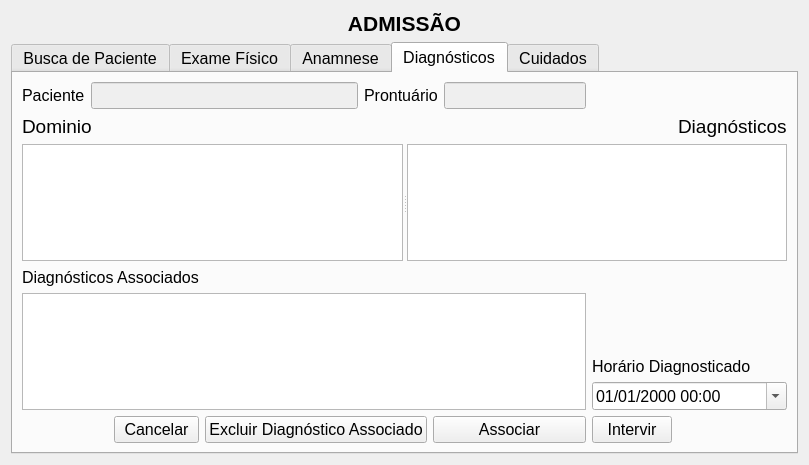
Before: the Qt Designer form GUI/intake.ui in LCapanelli/RP3, drawn with Qt 5.
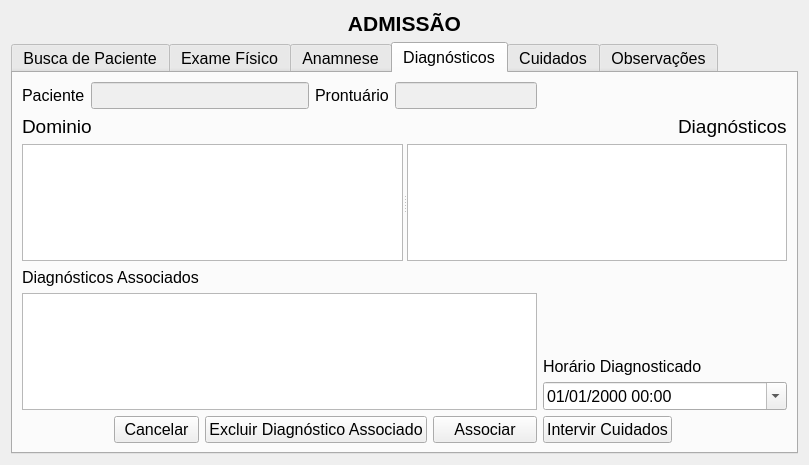
After: the same form once the commit is applied.

What changed in the file:
```diff
--- a/GUI/intake.ui
+++ b/GUI/intake.ui
@@ -602,7 +602,7 @@
        <item row="5" column="3">
         <widget class="QPushButton" name="pb_InterventionOK">
          <property name="text">
-          <string>Intervir</string>
+          <string>Intervir Cuidados</string>
          </property>
         </widget>
        </item>
@@ -813,6 +813,11 @@
        </item>
       </layout>
      </widget>
+     <widget class="QWidget" name="tab">
+      <attribute name="title">
+       <string>Observações</string>
+      </attribute>
+     </widget>
     </widget>
    </item>
   </layout>
```
